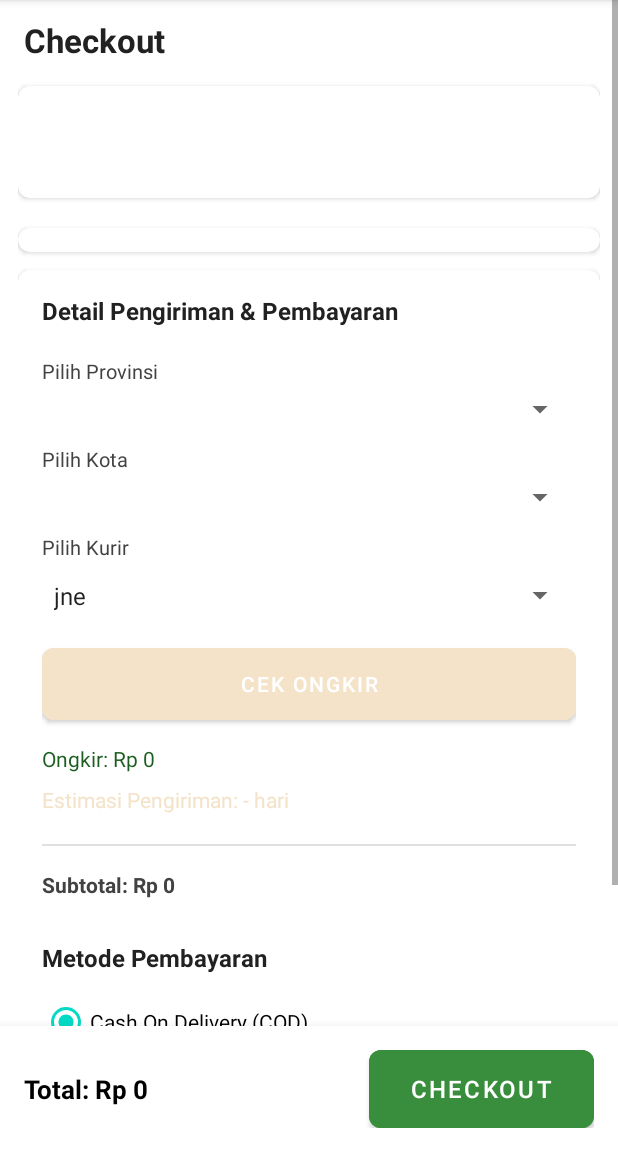
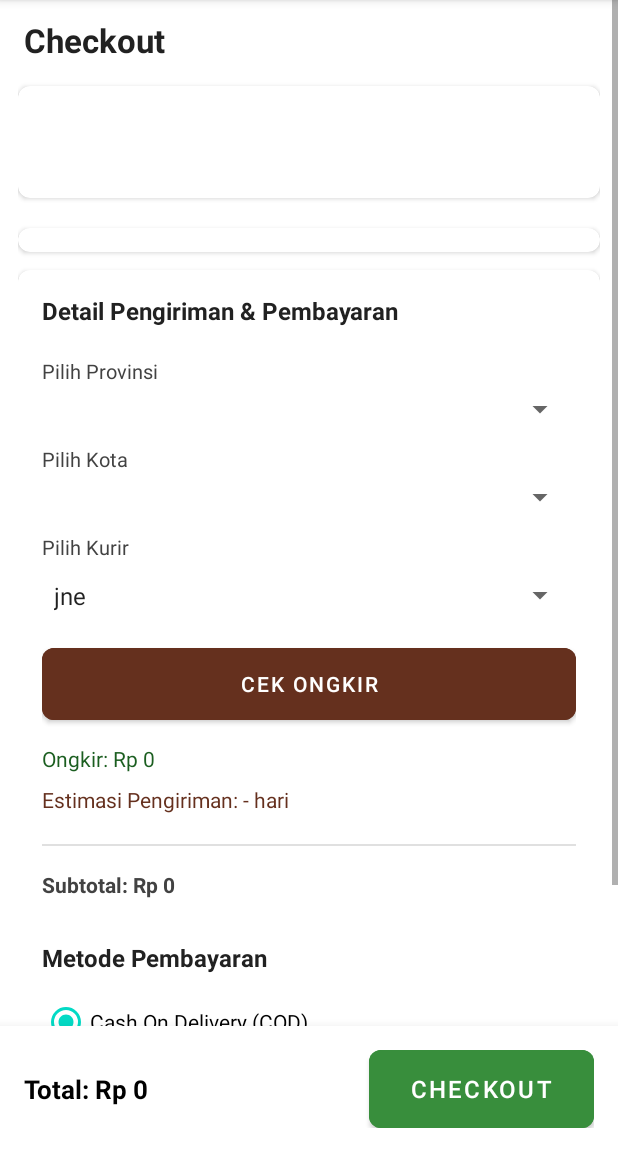
Before and after one commit to admiral-riz/sertifikasi2apk, an Android app: the Checkout screen opened directly, with no data from a screen before it, on a phone screen of 412 x 824 dp, the part 84-1236 px from its top. Run offline under Robolectric (Android 15) with nearby library versions, the phone set to English and light mode, and no system bars; pictures from the network do not load.

Commit message:
update checkout

```diff
--- a/app/src/main/java/com/example/batik_nusantara/Checkout.java
+++ b/app/src/main/java/com/example/batik_nusantara/Checkout.java
@@ -131,10 +131,12 @@ public class Checkout extends AppCompatActivity {
         });
 
         // Get order items from intent
-        String json = getIntent().getStringExtra("order_items");
+        SharedPreferences orderPrefs = getSharedPreferences("OrderPrefs", MODE_PRIVATE);
+        String json = orderPrefs.getString("order_items", "[]");
+
         if (json != null && !json.isEmpty()) {
             try {
-                orderItems = new Gson().fromJson(json, new TypeToken<List<OrderItem>>(){}.getType());
+                orderItems = new Gson().fromJson(json, new TypeToken<List<OrderItem>>() {}.getType());
             } catch (Exception e) {
                 Log.e("Checkout", "Error parsing order list JSON: " + e.getMessage());
                 orderItems = new ArrayList<>();
@@ -144,6 +146,7 @@ public class Checkout extends AppCompatActivity {
             orderItems = new ArrayList<>();
             Toast.makeText(this, "Daftar pesanan kosong.", Toast.LENGTH_SHORT).show();
         }
+
 
         // Setup recyclerview
         recyclerView.setLayoutManager(new LinearLayoutManager(this));
--- a/app/src/main/res/layout/activity_checkout.xml
+++ b/app/src/main/res/layout/activity_checkout.xml
@@ -235,7 +235,7 @@
               android:layout_width="match_parent"
               android:layout_height="wrap_content"
               android:layout_marginTop="16dp"
-              android:backgroundTint="@color/primary"
+              android:backgroundTint="@color/logo"
               android:insetLeft="0dp"
               android:insetTop="0dp"
               android:insetRight="0dp"
@@ -262,7 +262,7 @@
               android:layout_marginTop="8dp"
               android:layout_marginBottom="12dp"
               android:text="Estimasi Pengiriman: -"
-              android:textColor="@color/primary"
+              android:textColor="@color/logo"
               android:textSize="14sp" />
 
           <View
```
